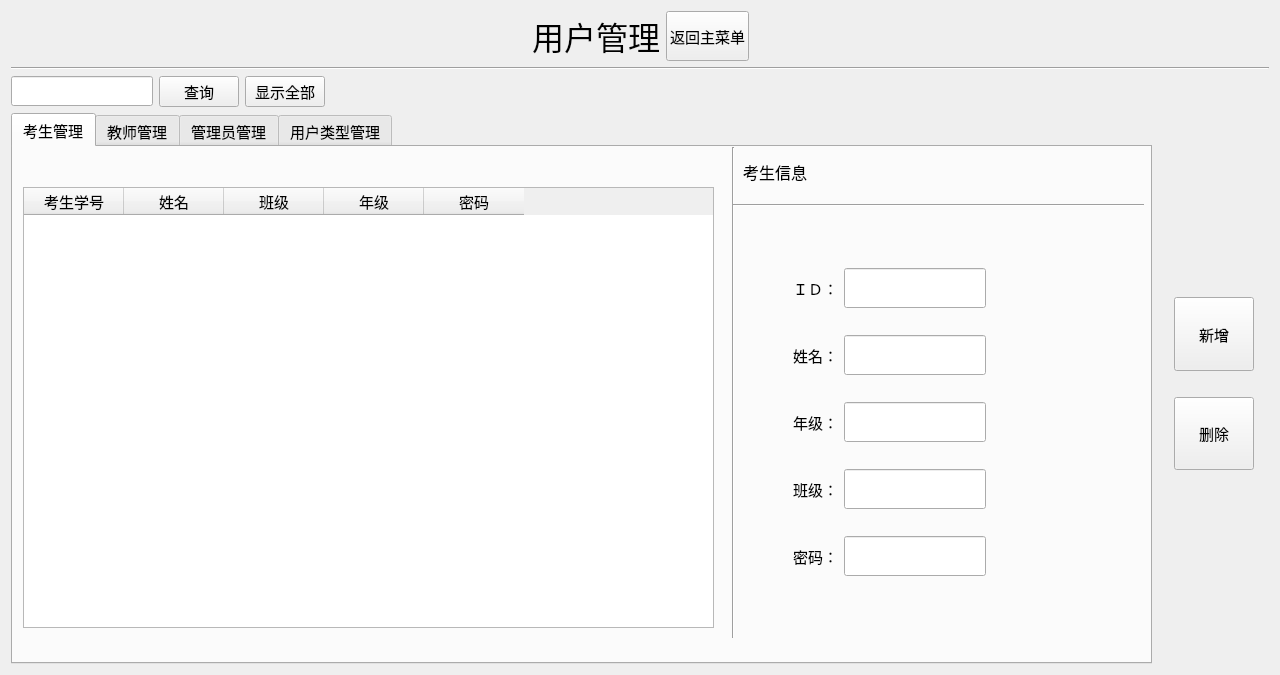
Above: server/MemberManageUI.ui from AlanForeverAi/Exams before the change. Below: the same form after it.
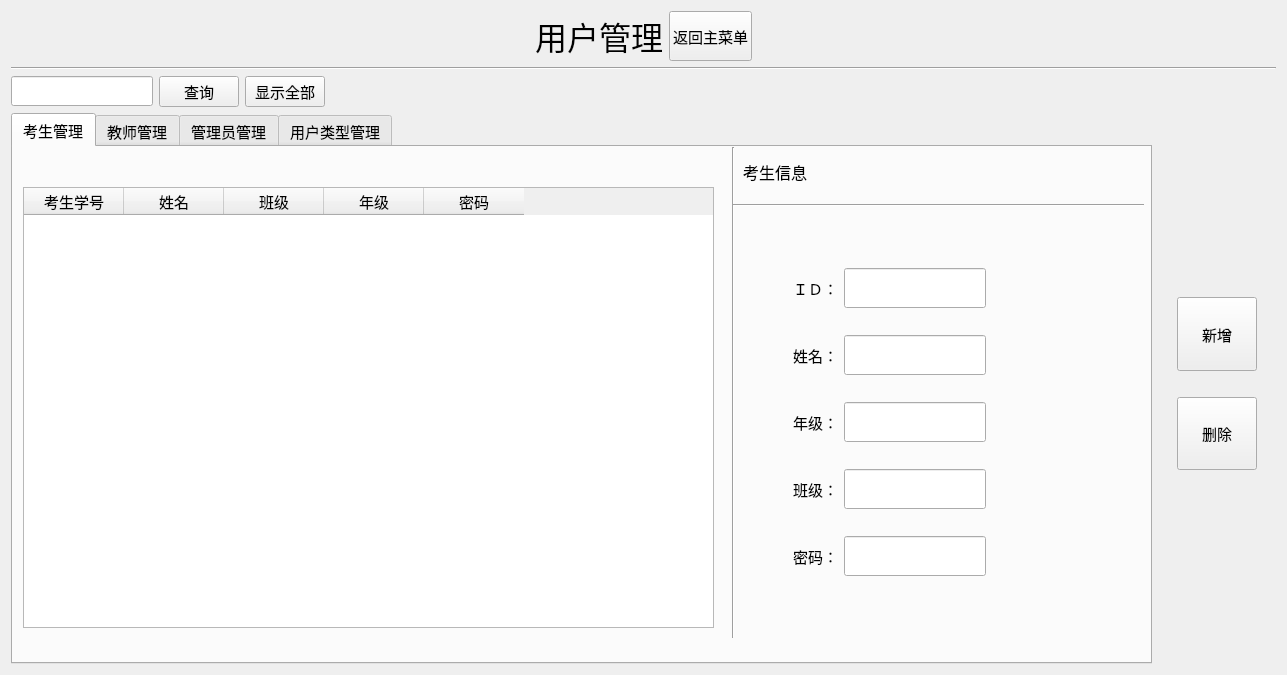
That is the form after the change.

What changed in the file:
```diff
--- a/server/MemberManageUI.ui
+++ b/server/MemberManageUI.ui
@@ -6,7 +6,7 @@
    <rect>
     <x>0</x>
     <y>0</y>
-    <width>1280</width>
+    <width>1287</width>
     <height>675</height>
    </rect>
   </property>
```
